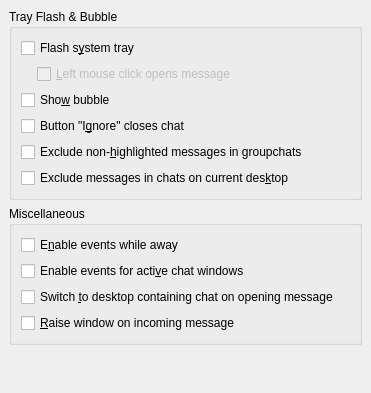
This is kopete/config/behavior/behaviorconfig_events.ui in KDE/kopete as Qt 5 draws it before an edit. The edited form follows.
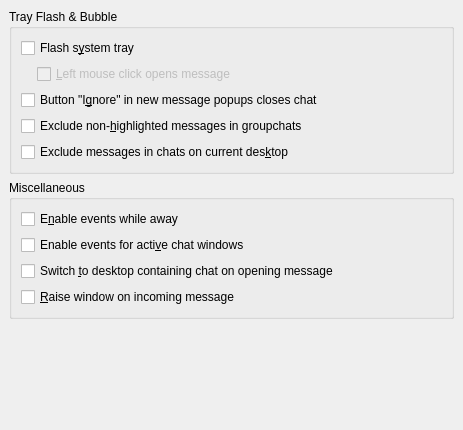
This is the edited form.

Commit message: Remove the unused config options for the balloon notification (replaced by knotify popups in kde 4) CCBUG: 161800

What changed in the file:
```diff
--- a/kopete/config/behavior/behaviorconfig_events.ui
+++ b/kopete/config/behavior/behaviorconfig_events.ui
@@ -5,8 +5,8 @@
    <rect>
     <x>0</x>
     <y>0</y>
-    <width>371</width>
-    <height>393</height>
+    <width>463</width>
+    <height>430</height>
    </rect>
   </property>
   <property name="windowTitle" >
@@ -113,19 +113,6 @@
         </item>
        </layout>
       </item>
-      <item>
-       <widget class="QCheckBox" name="kcfg_balloonNotify" >
-        <property name="toolTip" >
-         <string>Show a bubble on an incoming message</string>
-        </property>
-        <property name="whatsThis" >
-         <string>Show a bubble whenever a message comes in.</string>
-        </property>
-        <property name="text" >
-         <string>Sho&amp;w bubble</string>
-        </property>
-       </widget>
-      </item>
       <item>
        <layout class="QHBoxLayout" >
         <property name="spacing" >
@@ -152,7 +139,7 @@
            <string>If there is already a chat window opened for the sender of the message displayed in the bubble the "Ignore" button will close this chat window.</string>
           </property>
           <property name="text" >
-           <string>Button "I&amp;gnore" closes chat</string>
+           <string>Button "I&amp;gnore" in new message popups closes chat</string>
           </property>
          </widget>
         </item>
```
Left out of the diff: 64 changed lines with no effect on the pictures. The commit also changes 1 other file.
